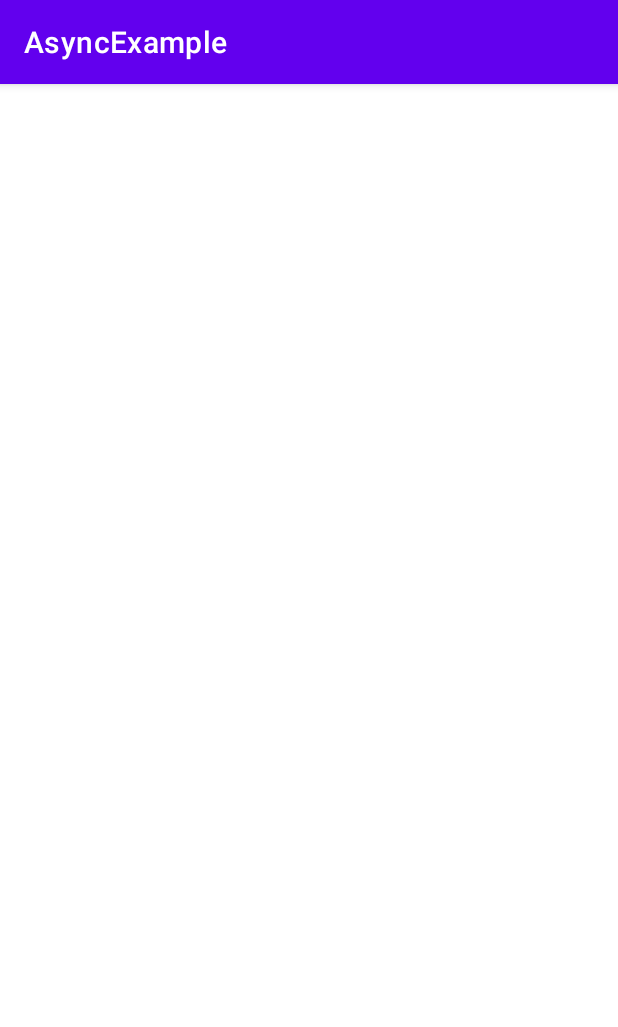
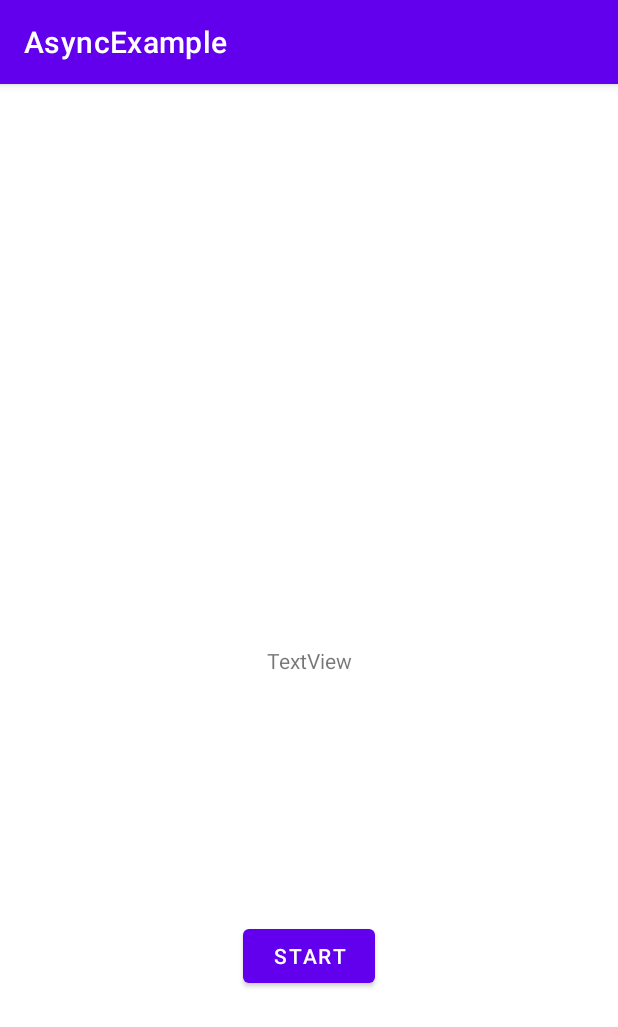
Before and after one commit to YuraTal/AsyncExample, an Android app: the ThreadExample screen opened directly, with no data from a screen before it, on a phone screen of 412 x 824 dp. Shown: the top 1027 px of the screen. Run offline under Robolectric (Android 15) with nearby library versions, the phone set to English and light mode, and no system bars.

```diff
--- a/app/src/main/res/layout/activity_thead_example.xml
+++ b/app/src/main/res/layout/activity_thead_example.xml
@@ -6,4 +6,24 @@
     android:layout_height="match_parent"
     tools:context=".ThreadExample">
 
+    <TextView
+        android:id="@+id/textViewInfo"
+        android:layout_width="wrap_content"
+        android:layout_height="wrap_content"
+        android:text="TextView"
+        app:layout_constraintBottom_toBottomOf="parent"
+        app:layout_constraintEnd_toEndOf="parent"
+        app:layout_constraintStart_toStartOf="parent"
+        app:layout_constraintTop_toTopOf="parent" />
+
+    <Button
+        android:id="@+id/button"
+        android:layout_width="wrap_content"
+        android:layout_height="wrap_content"
+        android:onClick="onClick"
+        android:text="start"
+        app:layout_constraintBottom_toBottomOf="parent"
+        app:layout_constraintEnd_toEndOf="parent"
+        app:layout_constraintStart_toStartOf="parent"
+        app:layout_constraintTop_toBottomOf="@+id/textViewInfo" />
 </androidx.constraintlayout.widget.ConstraintLayout>
```
Also changed, not shown: app/src/main/java/ru/synergy/asyncexample/ThreadExample.java (+76 -0 lines).
